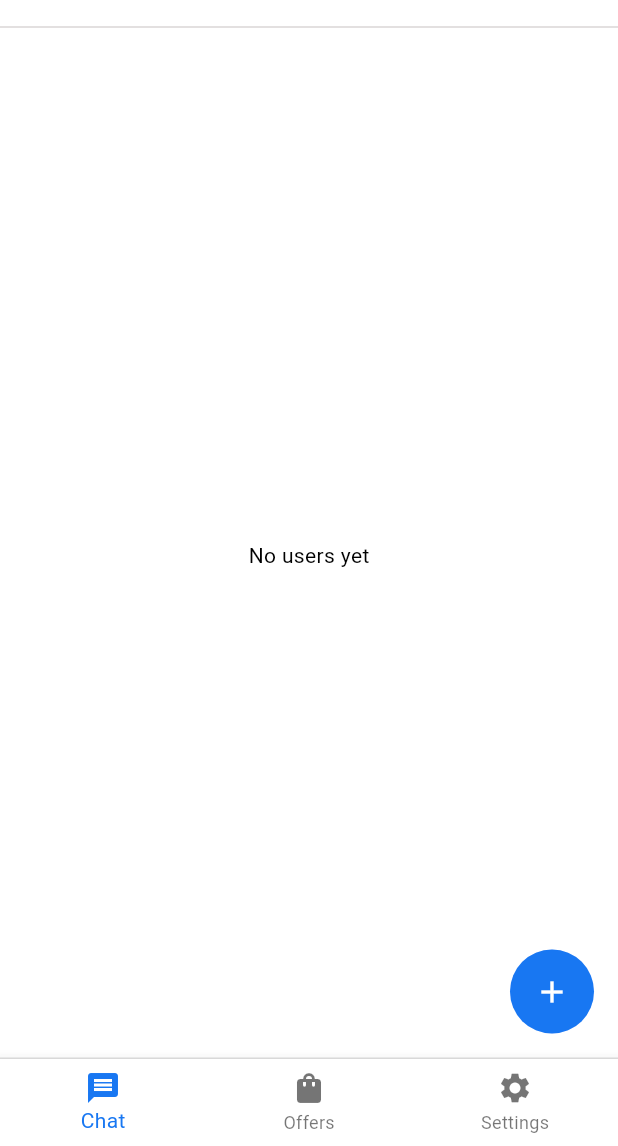
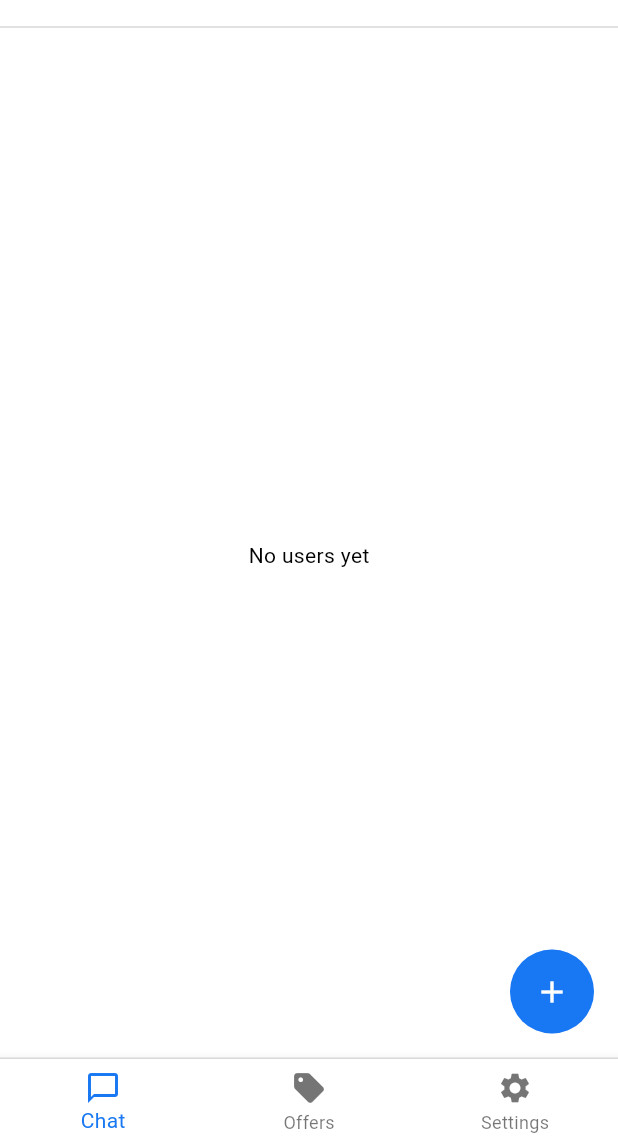
Before and after one commit to rishirizz/mysivi_chatapp, a Flutter app: the screen it shows after launch, on a phone screen of 412 x 824 dp, the part 90-1236 px from its top. Run offline on Flutter 3.47's test engine with Material 3 defaults, Android fonts, the phone set to English and light mode, and no system bars; our stand-ins replace equatable, flutter_bloc.

Commit message:
Bottom nav icons updated.

```diff
--- a/lib/core/constants/app.constants.dart
+++ b/lib/core/constants/app.constants.dart
@@ -11,8 +11,11 @@ class AppConstants {
   ];
 
   static const bottomNavigationBarItemsList = <BottomNavigationBarItem>[
-    BottomNavigationBarItem(icon: Icon(Icons.message), label: 'Chat'),
-    BottomNavigationBarItem(icon: Icon(Icons.shopping_bag), label: 'Offers'),
+    BottomNavigationBarItem(
+      icon: Icon(Icons.chat_bubble_outline),
+      label: 'Chat',
+    ),
+    BottomNavigationBarItem(icon: Icon(Icons.sell), label: 'Offers'),
     BottomNavigationBarItem(icon: Icon(Icons.settings), label: 'Settings'),
   ];
 }
```
